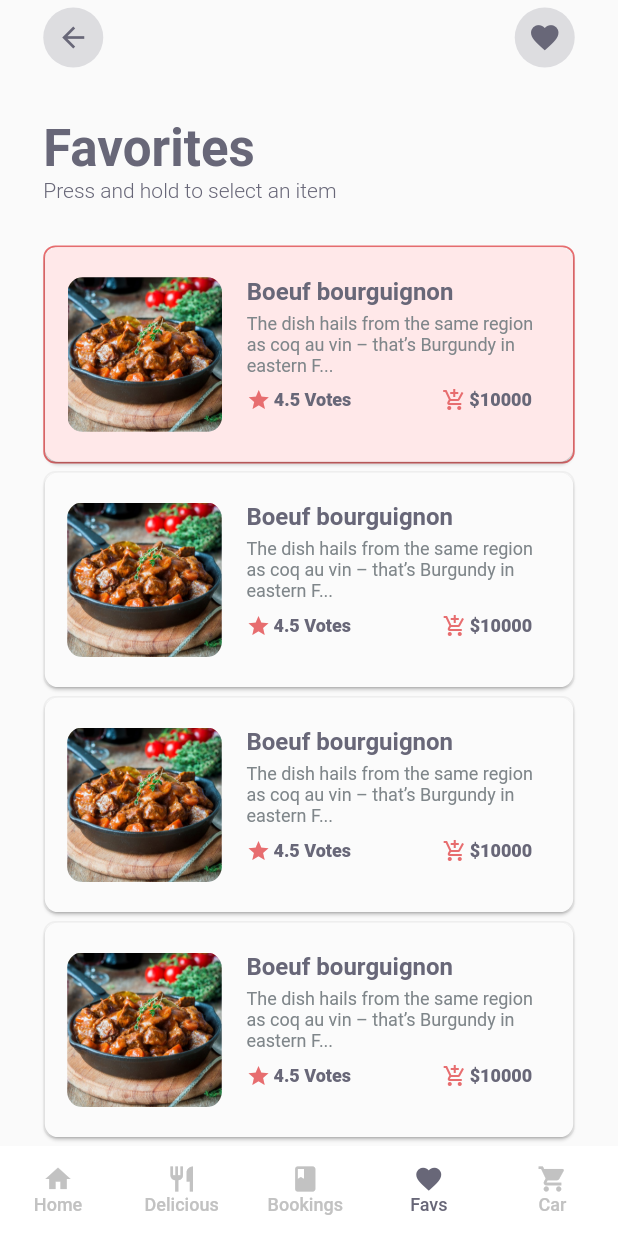
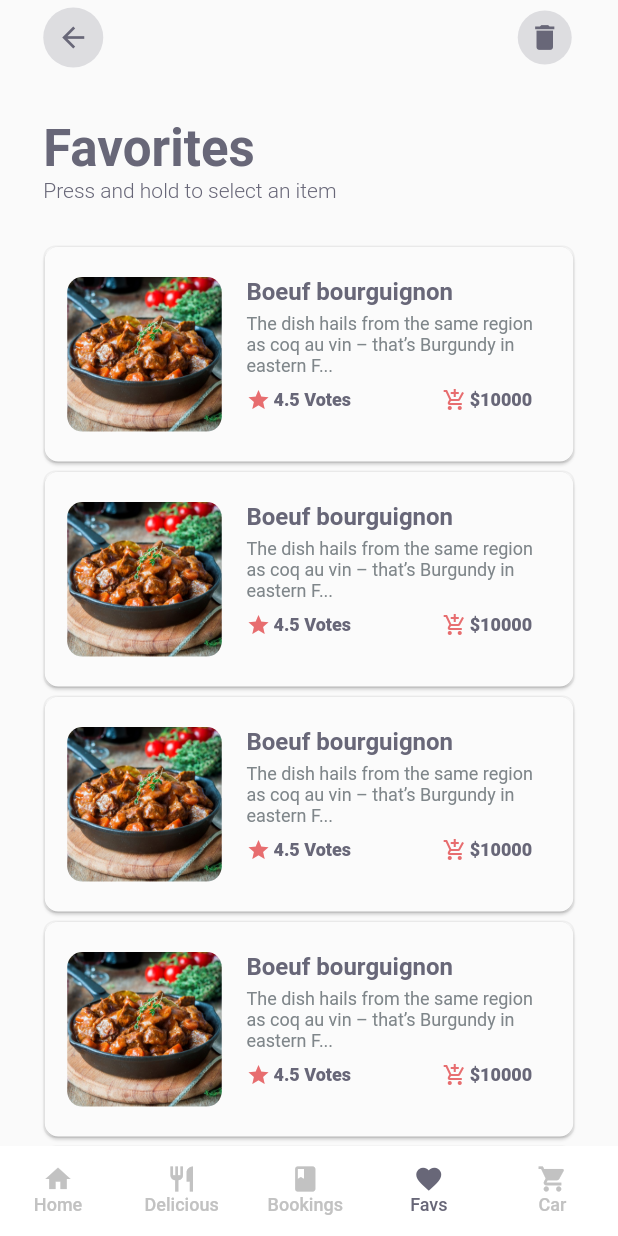
Before and after one commit to DalexisValencia/Fifth-test-app_Restaurants, a Flutter app: the screen it shows after launch, item 4 of the bottom bar chosen, on a phone screen of 412 x 824 dp. Run offline on Flutter 3.47's test engine with Material 2 defaults, Android fonts, the phone set to English and light mode, and no system bars; our stand-ins replace bloc, equatable, flutter_bloc; missing offline and left inert: keyboard_visibility.

Commit message:
Construyendo segunda versión del appBarCustom. Agregando contador de elementos a eliminar en los favoritos (animacion sencilla)

```diff
--- a/lib/screens/favorites.dart
+++ b/lib/screens/favorites.dart
@@ -1,11 +1,14 @@
 import 'dart:async';
+import 'dart:ui';
 
 import 'package:fith_app__restaurant/Lists/menu.dart';
 import 'package:fith_app__restaurant/blocs/bloc/dish/bloc/dish_bloc.dart';
 import 'package:fith_app__restaurant/constants/contansts.dart';
-import 'package:fith_app__restaurant/sections/CustomHeader.dart';
+import 'package:fith_app__restaurant/sections/AppBarCustom.dart';
+// import 'package:fith_app__restaurant/sections/CustomHeader.dart';
 import 'package:fith_app__restaurant/widgets/AnimationContainerWrapper.dart';
 import 'package:fith_app__restaurant/widgets/quickViewCard.dart';
+import 'package:fith_app__restaurant/widgets/roundedIconsButtons.dart';
 import 'package:flutter/material.dart';
 import 'package:flutter_bloc/flutter_bloc.dart';
 
@@ -17,7 +20,7 @@ class FavoritesScreen extends StatefulWidget {
 class _FavoritesScreenState extends State<FavoritesScreen> {
   bool opacityActive = true;
   bool animatedContainerActive = true;
-  List<int> forDelete = [0];
+  List<int> forDelete = [];
   @override
   initState() {
     super.initState();
@@ -49,17 +52,24 @@ class _FavoritesScreenState extends State<FavoritesScreen> {
 
   Widget _screenNavigator() {
     return Container(
+      // color: Colors.red,
       margin: EdgeInsets.only(
         top: MediaQuery.of(context).padding.top,
       ),
       //padding: EdgeInsets.symmetric(horizontal: ),
       width: MediaQuery.of(context).size.width,
       height: defaultHeaderCustomHeight,
-      child: CustomHeader(
-        firstAction: 'goBack',
-        secondAction: 'favorite',
-        iconColors: Theme.of(context).primaryColorDark,
+      child: AppBarCustom(
+        iconLeft: ArrowBackHeaderButton(),
+        iconRigth: TrashFavoriteHeaderButton(
+          amout: forDelete.length,
+        ),
       ),
+      // child: CustomHeader(
+      //   firstAction: 'goBack',
+      //   secondAction: 'favorite',
+      //   iconColors: Theme.of(context).primaryColorDark,
+      // ),
     );
   }
 
@@ -168,12 +178,92 @@ class _FavoritesScreenState extends State<FavoritesScreen> {
           ),
         ),
       ),
-      // body: Column(
-      //   children: [
-      //     _screenNavigator(),
-      //     _screenBody(),
-      //   ],
-      // ),
     );
   }
 }
+
+class ArrowBackHeaderButton extends StatelessWidget {
+  @override
+  Widget build(BuildContext context) {
+    return Container(
+      width: 40,
+      height: 40,
+      child: CircleIconButton(
+        icon: Icons.arrow_back,
+        color: Theme.of(context).primaryColorDark,
+        bgColor: Theme.of(context).primaryColorDark.withOpacity(0.2),
+        trigger: () {
+          Navigator.pop(context);
+        },
+      ),
+    );
+  }
+}
+
+class TrashFavoriteHeaderButton extends StatefulWidget {
+  final int amout;
+  TrashFavoriteHeaderButton({this.amout});
+  @override
+  _TrashFavoriteHeaderButtonState createState() =>
+      _TrashFavoriteHeaderButtonState();
+}
+
+class _TrashFavoriteHeaderButtonState extends State<TrashFavoriteHeaderButton> {
+  @override
+  void initState() {
+    super.initState();
+  }
+
+  @override
+  Widget build(BuildContext context) {
+    return Container(
+      width: 40,
+      height: 40,
+      child: Stack(
+        children: [
+          CircleIconButton(
+            icon: Icons.delete,
+            color: Theme.of(context).primaryColorDark,
+            bgColor: Theme.of(context).primaryColorDark.withOpacity(0.2),
+            trigger: () {
+              print(
+                  "Comunicarse con el bloque de favoritos y eliminar esto!!!");
+            },
+          ),
+          Positioned(
+            top: 2,
+            left: 3,
+            child: AnimatedContainer(
+                duration: Duration(
+                  milliseconds: 400,
+                ),
+                width: widget.amout == 0 || widget.amout == null ? 0 : 16,
+                height: widget.amout == 0 || widget.amout == null ? 0 : 16,
+                decoration: BoxDecoration(
+                  color: Theme.of(context).buttonColor,
+                  borderRadius: BorderRadius.circular(20),
+                ),
+                child: AnimatedOpacity(
+                  opacity: widget.amout == 0 || widget.amout == null ? 0 : 1,
+                  duration: Duration(
+                    milliseconds: 700,
+                  ),
+                  child: Center(
+                    child: Text(
+                      widget.amout == 0 || widget.amout == null
+                          ? ''
+                          : widget.amout.toString(),
+                      style: Theme.of(context).textTheme.caption.copyWith(
+                            fontSize: widget.amout >= 10 ? 7 : 9,
+                            fontWeight: FontWeight.w500,
+                            color: Theme.of(context).primaryColorLight,
+                          ),
+                    ),
+                  ),
+                )),
+          ),
+        ],
+      ),
+    );
+  }
+}
--- /dev/null
+++ b/lib/sections/AppBarCustom.dart
@@ -0,0 +1,25 @@
+import 'package:fith_app__restaurant/constants/contansts.dart';
+// import 'package:fith_app__restaurant/widgets/roundedIconsButtons.dart';
+import 'package:flutter/material.dart';
+
+class AppBarCustom extends StatelessWidget {
+  final Widget iconLeft;
+  final Widget iconRigth;
+  AppBarCustom({this.iconLeft, this.iconRigth});
+  @override
+  Widget build(BuildContext context) {
+    return Container(
+      padding: EdgeInsets.symmetric(
+          horizontal: MediaQuery.of(context).size.width * defaultPadding),
+      width: MediaQuery.of(context).size.width,
+      height: 2,
+      child: Row(
+        mainAxisAlignment: MainAxisAlignment.spaceBetween,
+        children: [
+          iconLeft,
+          iconRigth,
+        ],
+      ),
+    );
+  }
+}
```
